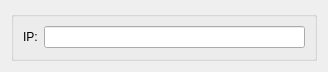
First picture: the form in qt/ManualDevicesSettingsPage/GoveeSettingsEntry/GoveeSettingsEntry.ui, repository CalcProgrammer1/OpenRGB, before the edit.
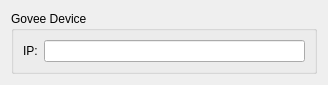
Second picture: the form after the edit.

Commit message: Add device entry titles

```diff
--- a/qt/ManualDevicesSettingsPage/GoveeSettingsEntry/GoveeSettingsEntry.ui
+++ b/qt/ManualDevicesSettingsPage/GoveeSettingsEntry/GoveeSettingsEntry.ui
@@ -7,7 +7,7 @@
     <x>0</x>
     <y>0</y>
     <width>328</width>
-    <height>72</height>
+    <height>81</height>
    </rect>
   </property>
   <property name="sizePolicy">
@@ -23,7 +23,7 @@
    <item row="0" column="1">
     <widget class="QGroupBox" name="groupBox">
      <property name="title">
-      <string/>
+      <string>Govee Device</string>
      </property>
      <layout class="QGridLayout" name="gridLayout_2">
       <item row="0" column="0">
```
The commit also changes 12 other files.
